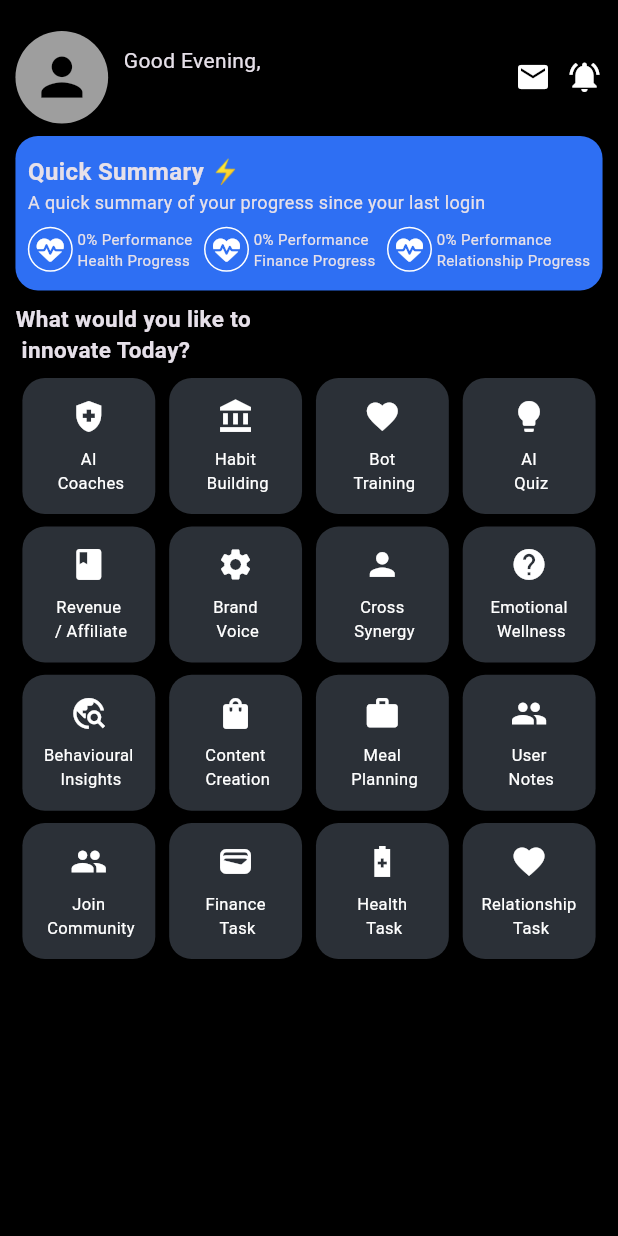
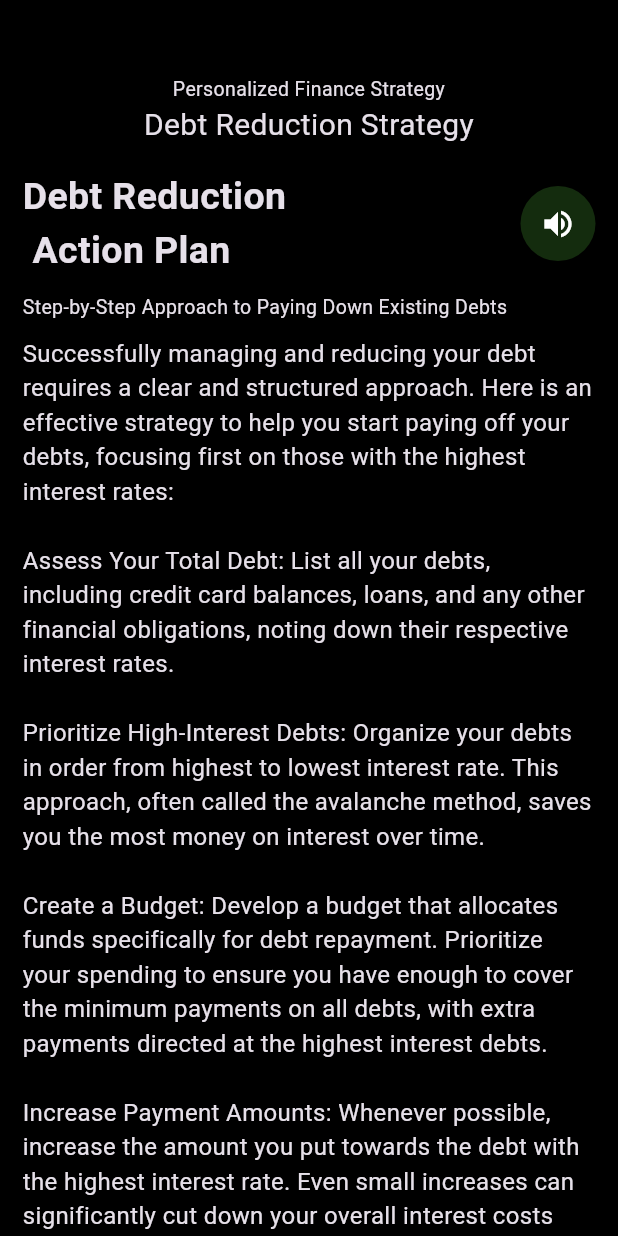
Before and after one commit to Onome15/iyf, a Flutter app: the HomeScreen screen opened directly, after a tap on an icon or button, on a phone screen of 412 x 824 dp. Run offline on Flutter 3.47's test engine with Material 3 defaults, Android fonts, the phone set to English and light mode, and no system bars; our stand-ins replace flutter_riverpod, fluttertoast, font_awesome_flutter, shared_preferences; accounts and stored records are empty.

Commit message:
added AI

```diff
--- /dev/null
+++ b/lib/screens/home/debt_reduction.dart
@@ -0,0 +1,102 @@
+import 'package:flutter/material.dart';
+
+class DebtReduction extends StatelessWidget {
+  const DebtReduction({super.key});
+
+  @override
+  Widget build(BuildContext context) {
+    return Scaffold(
+      body: Padding(
+        padding: const EdgeInsets.only(top: 50.0, left: 15, right: 15.0),
+        child: SingleChildScrollView(
+          child: Column(
+            crossAxisAlignment: CrossAxisAlignment.start,
+            children: [
+              const Center(
+                child: Text(
+                  "Personalized Finance Strategy",
+                  style: TextStyle(fontSize: 13.0),
+                  textAlign: TextAlign.center,
+                ),
+              ),
+              const Center(
+                child: Text(
+                  "Debt Reduction Strategy",
+                  style: TextStyle(fontSize: 20.0),
+                  textAlign: TextAlign.center,
+                ),
+              ),
+              const SizedBox(height: 15.0), // 15% of the screen height
+              Row(
+                children: [
+                  const Text(
+                    "Debt Reduction \n Action Plan",
+                    style:
+                        TextStyle(fontSize: 25.0, fontWeight: FontWeight.bold),
+                  ),
+                  const Spacer(),
+                  Container(
+                    padding: const EdgeInsets.all(13.0), // Add padding
+                    decoration: const BoxDecoration(
+                      color: Color(0xff2e6ff34d), // Use the provided hex color
+                      shape: BoxShape.circle, // Make it circular
+                    ),
+                    child: const Icon(Icons.volume_up),
+                  ),
+                ],
+              ),
+              const SizedBox(height: 10.0), // 10% of the screen height
+              const Text(
+                "Step-by-Step Approach to Paying Down Existing Debts",
+                style: TextStyle(
+                  fontSize: 13.0,
+                ),
+              ),
+              const SizedBox(height: 10.0), // 10% of the screen height
+              const Text(
+                "Successfully managing and reducing your debt requires a clear and structured approach. Here is an effective strategy to help you start paying off your debts, focusing first on those with the highest interest rates:\n\n"
+                "Assess Your Total Debt: List all your debts, including credit card balances, loans, and any other financial obligations, noting down their respective interest rates.\n\n"
+                "Prioritize High-Interest Debts: Organize your debts in order from highest to lowest interest rate. This approach, often called the avalanche method, saves you the most money on interest over time.\n\n"
+                "Create a Budget: Develop a budget that allocates funds specifically for debt repayment. Prioritize your spending to ensure you have enough to cover the minimum payments on all debts, with extra payments directed at the highest interest debts.\n\n"
+                "Increase Payment Amounts: Whenever possible, increase the amount you put towards the debt with the highest interest rate. Even small increases can significantly cut down your overall interest costs and repayment period.\n\n"
+                "Monitor and Adjust: Regularly review your budget and progress. Adjust your plan as needed to accommodate changes in your financial situation or to increase efficiency in debt repayment.\n\n"
+                "Following this structured approach will help you manage and reduce your debts more effectively, leading to financial freedom sooner than you might think.",
+                style: TextStyle(fontSize: 16.0),
+              ),
+              const SizedBox(
+                height: 15,
+              ),
+              Center(
+                child: Padding(
+                  padding: const EdgeInsets.all(8.0),
+                  child: ElevatedButton.icon(
+                    onPressed: () => print('Export Button Pressed'),
+                    icon: const Icon(
+                      Icons.ios_share,
+                      color: Colors.white,
+                    ),
+                    label: const Text(
+                      'Export Plan',
+                      style: TextStyle(color: Colors.white, fontSize: 20),
+                    ),
+                    style: ElevatedButton.styleFrom(
+                      padding: const EdgeInsets.symmetric(
+                        vertical: 10,
+                        horizontal: 80,
+                      ),
+                      backgroundColor: const Color(0xFF2E6FF3),
+                      shape: RoundedRectangleBorder(
+                        borderRadius: BorderRadius.circular(2.0),
+                      ),
+                    ),
+                  ),
+                ),
+              ),
+              const SizedBox(height: 20.0),
+            ],
+          ),
+        ),
+      ),
+    );
+  }
+}
--- a/lib/screens/home/home_screen.dart
+++ b/lib/screens/home/home_screen.dart
@@ -1,5 +1,6 @@
 import 'package:flutter/material.dart';
 import 'package:font_awesome_flutter/font_awesome_flutter.dart';
+import 'package:iyl/screens/home/debt_reduction.dart';
 import 'package:iyl/screens/home/finance_progress.dart';
 import 'package:iyl/shared/navigateWithFade.dart';
 import 'package:shared_preferences/shared_preferences.dart';
@@ -125,7 +126,8 @@ class _HomeScreenState extends ConsumerState<HomeScreen> {
                   children: [
                     buildGridItem(
                       icon: Icons.health_and_safety,
-                      text: "AI \n Coaches",
+                      // text: "AI \n Coaches",
+                      text: "Log out",
                       onClick: () async {
                         await authNotifier.logout();
                         navigateWithFade(
@@ -141,7 +143,8 @@ class _HomeScreenState extends ConsumerState<HomeScreen> {
                     buildGridItem(
                       icon: Icons.favorite,
                       text: "Bot \n Training",
-                      onClick: () => print("Bot Training clicked"),
+                      onClick: () =>
+                          navigateWithFade(context, const DebtReduction()),
                     ),
                     buildGridItem(
                       icon: Icons.lightbulb,
@@ -231,6 +234,52 @@ class _HomeScreenState extends ConsumerState<HomeScreen> {
               ],
             ),
             SizedBox(height: screenHeight * 0.03),
+            Container(
+              padding: const EdgeInsets.all(22),
+              decoration: BoxDecoration(
+                color: const Color(0xFF2E6FF3),
+                borderRadius: BorderRadius.circular(12),
+              ),
+              child: Row(
+                mainAxisAlignment: MainAxisAlignment.spaceEvenly,
+                children: [
+                  Container(
+                    height: 100,
+                    width: 100,
+                    decoration: const BoxDecoration(
+                      color: Colors.grey, // Grey circular box
+                      shape: BoxShape.circle, // Makes the container circular
+                    ),
+                  ),
+                  const SizedBox(
+                      width: 12), // Spacing between the circle and text
+                  Row(
+                    children: [
+                      RichText(
+                        text: const TextSpan(
+                          style: TextStyle(
+                            fontStyle: FontStyle.italic,
+                            fontSize: 20,
+                            color: Colors.black,
+                          ),
+                          children: [
+                            TextSpan(
+                              text: "Begin your path to a\nstronger ",
+                            ),
+                            TextSpan(
+                              text: "relationship",
+                              style: TextStyle(
+                                fontWeight: FontWeight.bold,
+                              ),
+                            ),
+                          ],
+                        ),
+                      ),
+                    ],
+                  ),
+                ],
+              ),
+            ),
           ],
         ),
       ),
--- a/lib/screens/quiz/quiz_questions.dart
+++ b/lib/screens/quiz/quiz_questions.dart
@@ -49,11 +49,6 @@ final List<Map<String, dynamic>> quizQuestions = [
       'Unbalanced',
       'Very Unbalanced'
     ],
-  },
-  {
-    'question':
-        " On a scale from 1-10, how would you rate the quality of your relationships with family?",
-    'options': ['1-2', '3-4', '5-6', '7-8', '9-10'],
   },
   {
     'question':
```
Also changed, not shown: lib/screens/quiz/ai_response.dart (added, +124 -0 lines), lib/screens/quiz/quiz_screen.dart (+83 -54 lines), lib/services/ai_service.dart (added, +56 -0 lines).
